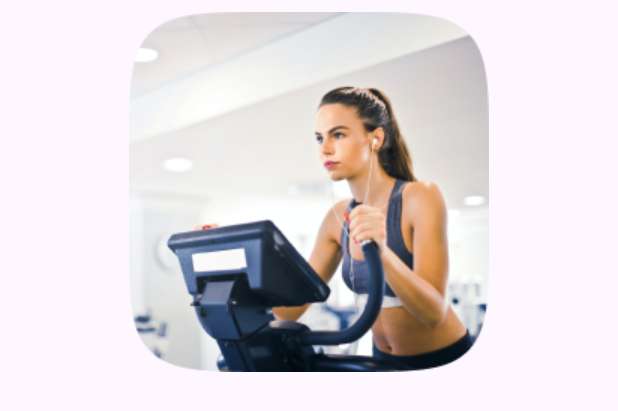
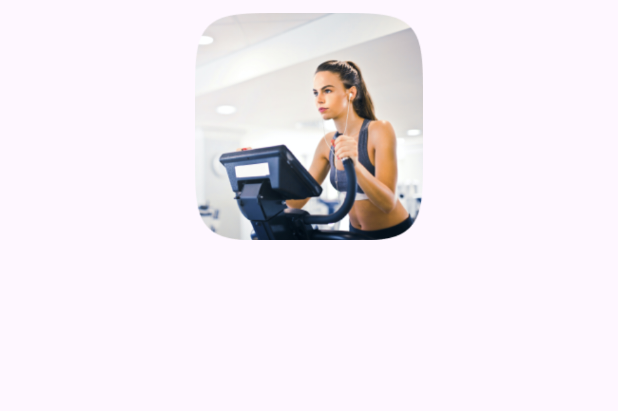
Before and after one commit to abhaysaini/Gallery_App, an Android app built with Jetpack Compose: the layout item_image.xml on its own in the app's theme, with its tools: preview values and no code run, on a phone screen of 412 x 824 dp. Shown: the top 411 px of the screen. Run offline under Robolectric (Android 15) with nearby library versions, the light colour scheme and no system bars.

Commit message:
Finals Commits

```diff
--- a/app/build.gradle.kts
+++ b/app/build.gradle.kts
@@ -94,4 +94,6 @@ dependencies {
     //Zoom In-Out
     implementation ("com.github.MikeOrtiz:TouchImageView:1.4.1")
 
+    implementation("com.google.code.gson:gson:2.8.8")
+
 }
--- a/app/src/main/java/com/example/galleryapp/ui/albums/viewModel/AlbumViewModelFactory.kt
+++ b/app/src/main/java/com/example/galleryapp/ui/albums/viewModel/AlbumViewModelFactory.kt
@@ -9,6 +9,10 @@ class AlbumViewModelFactory(private val repository: AlbumRepository) : ViewModel
         if (modelClass.isAssignableFrom(AlbumViewModel::class.java)) {
             return AlbumViewModel(repository) as T
         }
-        throw IllegalArgumentException("Unknown ViewModel class")
+        throw IllegalArgumentException(ERROR)
+    }
+
+    companion object{
+        const val ERROR = "Unknown ViewModel class"
     }
 }
--- a/app/src/main/java/com/example/galleryapp/ui/images/viewModel/ImageViewModelFactory.kt
+++ b/app/src/main/java/com/example/galleryapp/ui/images/viewModel/ImageViewModelFactory.kt
@@ -9,6 +9,10 @@ class ImageViewModelFactory(private val repository: ImagesRepository) : ViewMode
         if (modelClass.isAssignableFrom(ImageViewModel::class.java)) {
             return ImageViewModel(repository) as T
         }
-        throw IllegalArgumentException("Unknown ViewModel class")
+        throw IllegalArgumentException(ERROR)
+    }
+
+    companion object{
+        const val ERROR = "Unknown ViewModel class"
     }
 }
--- a/app/src/main/res/layout/item_image.xml
+++ b/app/src/main/res/layout/item_image.xml
@@ -4,15 +4,18 @@
     android:padding="4dp"
     android:layout_margin="4dp"
     android:layout_width="match_parent"
-    android:layout_height="wrap_content">
+    android:layout_height="160dp">
 
     <ImageView
         android:id="@+id/image_view"
-        android:layout_width="wrap_content"
-        android:layout_height="wrap_content"
+        android:layout_width="160dp"
+        android:layout_height="160dp"
+        android:padding="4dp"
+        android:minWidth="160dp"
         android:minHeight="160dp"
-        android:minWidth="160dp"
+        android:scaleType="fitCenter"
         android:src="@drawable/sample_image"
+        app:layout_constraintBottom_toBottomOf="parent"
         app:layout_constraintEnd_toEndOf="parent"
         app:layout_constraintStart_toStartOf="parent"
         app:layout_constraintTop_toTopOf="parent" />
```
Also changed, not shown: app/src/main/java/com/example/galleryapp/data/paging/AlbumPagingSource.kt (+4 -5 lines), app/src/main/java/com/example/galleryapp/data/paging/ImagePagingSource.kt (+4 -3 lines), app/src/main/java/com/example/galleryapp/ui/adapter/AlbumAdapter.kt (+4 -4 lines), app/src/main/java/com/example/galleryapp/ui/adapter/ImageAdapter.kt (+12 -0 lines), app/src/main/java/com/example/galleryapp/ui/albums/AlbumsActivity.kt (+7 -2 lines), app/src/main/java/com/example/galleryapp/ui/fullScreen/ImageDetailScreenActivity.kt (+6 -10 lines), app/src/main/java/com/example/galleryapp/ui/images/ImageActivity.kt (+36 -22 lines).
